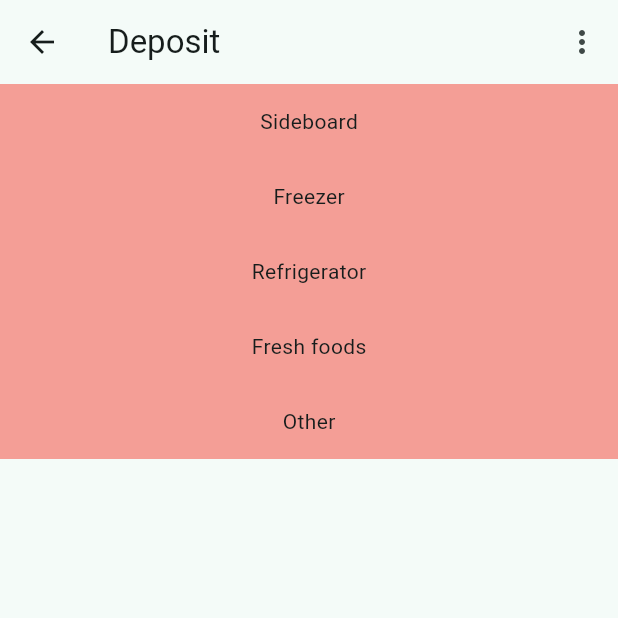
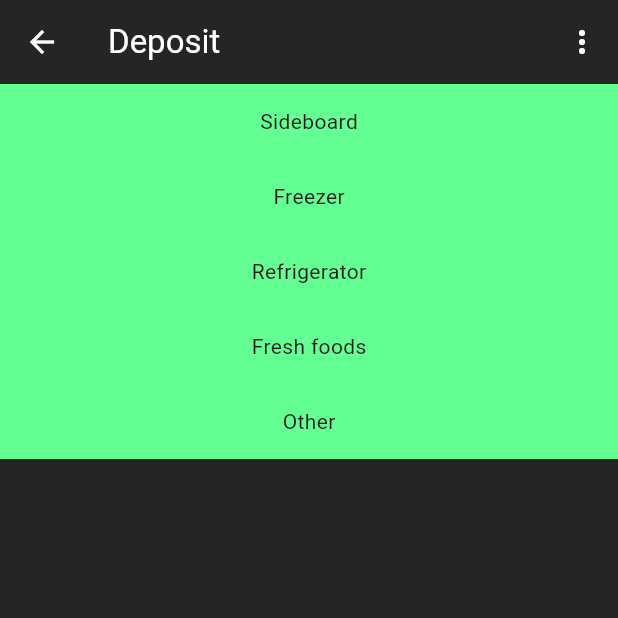
Before and after one commit to francesco-cubito97/home_admin, a Flutter app: the screen it shows after launch, after a tap on the "food bank" icon, on a phone screen of 412 x 824 dp, the top half of it. Run offline on Flutter 3.47's test engine with Material 2 defaults, Android fonts, the phone set to English and light mode, and no system bars; our stand-ins replace firebase_core, sqflite; accounts and stored records are empty.

Commit message:
Added first possible style

```diff
--- a/lib/components/card.dart
+++ b/lib/components/calendar_card.dart
@@ -5,8 +5,11 @@ class DayCard extends StatelessWidget {
 
   @override
   Widget build(BuildContext context) {
+    final theme = Theme.of(context);
+
     return  Center(
       child: Card(
+        color: theme.colorScheme.tertiary,
         margin: EdgeInsets.all(15),
         child: SizedBox(
           width: double.infinity,
--- a/lib/components/deposit_item.dart
+++ b/lib/components/deposit_item.dart
@@ -13,14 +13,13 @@ class DepositItem extends StatelessWidget {
   @override
   Widget build(BuildContext context) {
     final theme = Theme.of(context);
-    final backgroundColor = item.isPresent == 0 ? theme.primaryColorLight : theme.cardColor;
-    final deleteIconBackgroundColor = item.selected == true ? theme.primaryColor : theme.cardColor;
-    final deleteIcon = item.selected == true ? Icons.check_box_outlined : Icons.check_box_outline_blank;
+    final backgroundColor = item.isPresent == 0 ? theme.colorScheme.secondary : theme.colorScheme.tertiary;
 
     if(deleteView) {
       return Padding(
         padding: const EdgeInsets.symmetric(vertical: 4.0),
         child: ListTile(
+          tileColor: theme.colorScheme.tertiary,
           leading: Checkbox (
               value: item.selected,
               onChanged: (bool? value) {
@@ -41,6 +40,7 @@ class DepositItem extends StatelessWidget {
       return Padding(
         padding: const EdgeInsets.symmetric(vertical: 4.0),
         child: ListTile(
+          tileColor: theme.colorScheme.tertiary,
           leading: IconButton(
               icon: Icon(Icons.add_shopping_cart),
 
--- a/lib/components/nested_lists.dart
+++ b/lib/components/nested_lists.dart
@@ -35,7 +35,7 @@ class NestedList extends StatelessWidget {
       mainAxisAlignment: MainAxisAlignment.start,
       children: <Widget>[
          Container(
-              color: theme.colorScheme.tertiary,
+              color: theme.colorScheme.secondary,
               alignment: Alignment.center,
               height: 50,
               child: Text(itemListTitle),
--- a/lib/main.dart
+++ b/lib/main.dart
@@ -39,7 +39,7 @@ class MyApp extends StatelessWidget {
       title: 'Flutter Demo',
       theme: ThemeData(
           useMaterial3: true,
-          colorScheme: ColorScheme.fromSeed(seedColor: Colors.teal, secondary: Colors.amber, tertiary: const Color.fromARGB(129, 244, 67, 54)),
+          colorScheme: ColorScheme.fromSeed(seedColor: Colors.black, primary: Color.fromARGB(255, 37, 37, 37), secondary: Color.fromARGB(255, 99, 255, 146), tertiary: Color.fromARGB(255, 255, 255, 255)),
       ),
       home: const HomePage(title: 'HomeAdm'),
 
--- a/lib/pages/deposit.dart
+++ b/lib/pages/deposit.dart
@@ -241,11 +241,17 @@ class _DepositPageState extends State<DepositPage> {
 
   @override
   Widget build(BuildContext context) {
+    final theme = Theme.of(context);
+
     // Simple list view to add element in the shopping page
     if(deleteItemsViewSelected == false) {
 
       return Scaffold(
+        backgroundColor: theme.colorScheme.primary,
         appBar: AppBar(
+          backgroundColor: theme.colorScheme.primary,
+          foregroundColor: theme.colorScheme.onPrimary,
+
           title: Text(constants.depositPageTitle[constants.selectedLanguage]),
           actions: <Widget>[
             PopupMenu(popupMenuItemsNames: popupMenuItemNames, popupMenuCallback: (itemIndex) => updatePage(itemIndex))
@@ -307,7 +313,11 @@ class _DepositPageState extends State<DepositPage> {
       void Function()? onDeletePressedFunction = itemsToDelete.isNotEmpty ? saveAndDelete : null;
 
       return Scaffold(
+        backgroundColor: theme.colorScheme.primary,
         appBar: AppBar(
+          backgroundColor: theme.colorScheme.primary,
+          foregroundColor: theme.colorScheme.onPrimary,
+
           title: Text(constants.depositPageTitle[constants.selectedLanguage]),
           actions: <Widget>[
             PopupMenu(popupMenuItemsNames: popupMenuItemNames, popupMenuCallback: (itemIndex) => updatePage(itemIndex))
@@ -386,15 +396,14 @@ class _DepositPageState extends State<DepositPage> {
             ])),
           ],
         ),
-        bottomNavigationBar:
-          Padding(
-            padding: const EdgeInsets.all(8.0),
-            child: ElevatedButton(
-                style: ElevatedButton.styleFrom(backgroundColor: Theme.of(context).primaryColor, foregroundColor: Theme.of(context).colorScheme.onPrimary),
-                onPressed: onDeletePressedFunction,
-                child: Text(constants.deleteSelectedItemsButton[constants.selectedLanguage]),
-              ),
-          ),
+        persistentFooterButtons: [
+          FilledButton(
+            clipBehavior: Clip.antiAlias,
+              onPressed: onDeletePressedFunction,
+              child: Text(constants.deleteSelectedItemsButton[constants.selectedLanguage]),
+            ),
+        ]
+
 
       );
     }
--- a/lib/pages/home.dart
+++ b/lib/pages/home.dart
@@ -16,9 +16,10 @@ class _HomePageState extends State<HomePage> {
 
   @override
   Widget build(BuildContext context) {
+    final theme = Theme.of(context);
 
     return Scaffold(
-
+      backgroundColor: theme.colorScheme.primary,
       body: Center(
         child: Column(
           mainAxisAlignment: MainAxisAlignment.center,
--- a/lib/pages/meals.dart
+++ b/lib/pages/meals.dart
@@ -1,7 +1,7 @@
 import 'package:flutter/material.dart';
 
 import 'package:home_adm/globals.dart' as constants;
-import 'package:home_adm/components/card.dart';
+import 'package:home_adm/components/calendar_card.dart';
 
 import '../components/popup_menu.dart';
 
@@ -27,7 +27,9 @@ class _MealsPageState extends State<MealsPage> {
 
   @override
   Widget build(BuildContext context) {
+    final theme = Theme.of(context);
     return Scaffold(
+      backgroundColor: theme.colorScheme.primary,
       appBar: AppBar(
         title: Text(constants.mealsPageTitle[constants.selectedLanguage]),
         actions: <Widget>[
--- a/lib/pages/shopping.dart
+++ b/lib/pages/shopping.dart
@@ -169,9 +169,12 @@ class _ShoppingPageState extends State<ShoppingPage> {
   @override
   Widget build(BuildContext context) {
     void Function()? onSavePressedFunction = itemsToSave.isNotEmpty ? saveAndClean : null;
-
+    final theme = Theme.of(context);
     return Scaffold(
+      backgroundColor: theme.colorScheme.primary,
       appBar: AppBar(
+          backgroundColor: theme.colorScheme.primary,
+          foregroundColor: theme.colorScheme.onPrimary,
           title: Text(
               constants.shoppingCartPageTitle[constants.selectedLanguage])),
       body: CustomScrollView(
```
